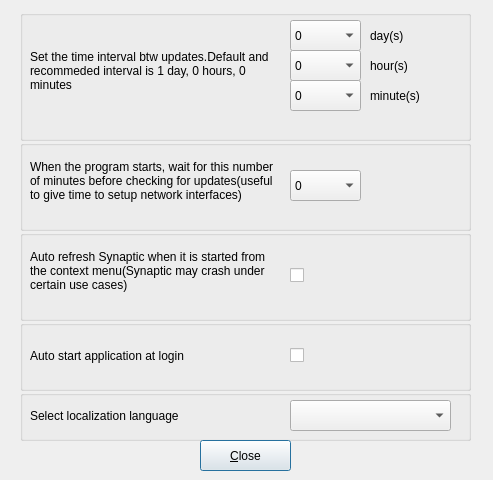
Qt form configuredialog.ui (mhogomchungu/qt-update-notifier) before a commit.
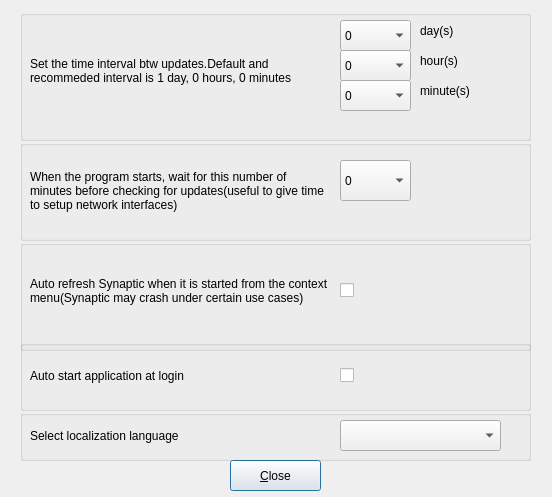
The same form after that commit.

Commit message: increate the size of the configuration window

What changed in the file:
```diff
--- a/configuredialog.ui
+++ b/configuredialog.ui
@@ -6,8 +6,8 @@
    <rect>
     <x>0</x>
     <y>0</y>
-    <width>493</width>
-    <height>480</height>
+    <width>552</width>
+    <height>497</height>
    </rect>
   </property>
   <property name="windowTitle">
@@ -18,7 +18,7 @@
     <rect>
      <x>20</x>
      <y>10</y>
-     <width>451</width>
+     <width>511</width>
      <height>131</height>
     </rect>
    </property>
@@ -30,7 +30,7 @@
      <rect>
       <x>10</x>
       <y>10</y>
-      <width>251</width>
+      <width>301</width>
       <height>101</height>
      </rect>
     </property>
@@ -44,7 +44,7 @@
    <widget class="QComboBox" name="gbUpdateIntervalComboBoxDays">
     <property name="geometry">
      <rect>
-      <x>270</x>
+      <x>320</x>
       <y>10</y>
       <width>71</width>
       <height>31</height>
@@ -94,7 +94,7 @@
    <widget class="QComboBox" name="gbUpdateIntervalComboBoxHours">
     <property name="geometry">
      <rect>
-      <x>270</x>
+      <x>320</x>
       <y>40</y>
       <width>71</width>
       <height>31</height>
@@ -229,7 +229,7 @@
    <widget class="QComboBox" name="gbUpdateIntervalComboBoxMinutes">
     <property name="geometry">
      <rect>
-      <x>270</x>
+      <x>320</x>
       <y>70</y>
       <width>71</width>
       <height>31</height>
@@ -544,8 +544,8 @@
    <widget class="QLabel" name="labelDays">
     <property name="geometry">
      <rect>
-      <x>350</x>
-      <y>15</y>
+      <x>400</x>
+      <y>10</y>
       <width>91</width>
       <height>21</height>
      </rect>
@@ -557,8 +557,8 @@
    <widget class="QLabel" name="labelHours">
     <property name="geometry">
      <rect>
-      <x>350</x>
-      <y>45</y>
+      <x>400</x>
+      <y>40</y>
       <width>91</width>
       <height>21</height>
      </rect>
@@ -570,8 +570,8 @@
    <widget class="QLabel" name="labelMinutes">
     <property name="geometry">
      <rect>
-      <x>350</x>
-      <y>75</y>
+      <x>400</x>
+      <y>70</y>
       <width>91</width>
       <height>21</height>
      </rect>
@@ -586,8 +586,8 @@
     <rect>
      <x>20</x>
      <y>140</y>
-     <width>451</width>
-     <height>91</height>
+     <width>511</width>
+     <height>101</height>
     </rect>
    </property>
    <property name="title">
@@ -610,8 +610,8 @@
     <property name="geometry">
      <rect>
       <x>10</x>
-      <y>-10</y>
-      <width>251</width>
+      <y>0</y>
+      <width>301</width>
       <height>101</height>
      </rect>
     </property>
@@ -625,10 +625,10 @@
    <widget class="QComboBox" name="gbDelayStartIntervalComboBox">
     <property name="geometry">
      <rect>
-      <x>270</x>
-      <y>30</y>
+      <x>320</x>
+      <y>20</y>
       <width>71</width>
-      <height>31</height>
+      <height>41</height>
      </rect>
     </property>
     <item>
@@ -662,8 +662,8 @@
    <property name="geometry">
     <rect>
      <x>20</x>
-     <y>390</y>
-     <width>451</width>
+     <y>410</y>
+     <width>511</width>
      <height>51</height>
     </rect>
    </property>
@@ -675,7 +675,7 @@
      <rect>
       <x>10</x>
       <y>0</y>
-      <width>251</width>
+      <width>301</width>
       <height>51</height>
      </rect>
     </property>
@@ -689,7 +689,7 @@
    <widget class="QComboBox" name="comboBoxLanguageList">
     <property name="geometry">
      <rect>
-      <x>270</x>
+      <x>320</x>
       <y>10</y>
       <width>161</width>
       <height>31</height>
@@ -700,8 +700,8 @@
   <widget class="QPushButton" name="pbClose">
    <property name="geometry">
     <rect>
-     <x>200</x>
-     <y>440</y>
+     <x>230</x>
+     <y>460</y>
      <width>91</width>
      <height>31</height>
     </rect>
@@ -714,8 +714,8 @@
    <property name="geometry">
     <rect>
      <x>20</x>
-     <y>320</y>
-     <width>451</width>
+     <y>340</y>
+     <width>511</width>
      <height>71</height>
     </rect>
    </property>
@@ -739,9 +739,9 @@
     <property name="geometry">
      <rect>
       <x>10</x>
-      <y>10</y>
-      <width>251</width>
-      <height>51</height>
+      <y>0</y>
+      <width>291</width>
+      <height>71</height>
      </rect>
     </property>
     <property name="text">
@@ -754,10 +754,10 @@
    <widget class="QCheckBox" name="checkBoxAutoStart">
     <property name="geometry">
      <rect>
-      <x>270</x>
-      <y>20</y>
-      <width>85</width>
-      <height>31</height>
+      <x>320</x>
+      <y>0</y>
+      <width>191</width>
+      <height>71</height>
      </rect>
     </property>
     <property name="text">
@@ -769,9 +769,9 @@
    <property name="geometry">
     <rect>
      <x>20</x>
-     <y>230</y>
-     <width>451</width>
-     <height>91</height>
+     <y>240</y>
+     <width>511</width>
+     <height>111</height>
     </rect>
    </property>
    <property name="title">
@@ -782,8 +782,8 @@
      <rect>
       <x>10</x>
       <y>0</y>
-      <width>251</width>
-      <height>81</height>
+      <width>301</width>
+      <height>101</height>
      </rect>
     </property>
     <property name="text">
@@ -796,10 +796,10 @@
    <widget class="QCheckBox" name="checkBoxSynapticAutoRefresh">
     <property name="geometry">
      <rect>
-      <x>270</x>
-      <y>30</y>
-      <width>85</width>
-      <height>31</height>
+      <x>320</x>
+      <y>0</y>
+      <width>181</width>
+      <height>101</height>
      </rect>
     </property>
     <property name="text">
```
The commit also changes 4 other files.
